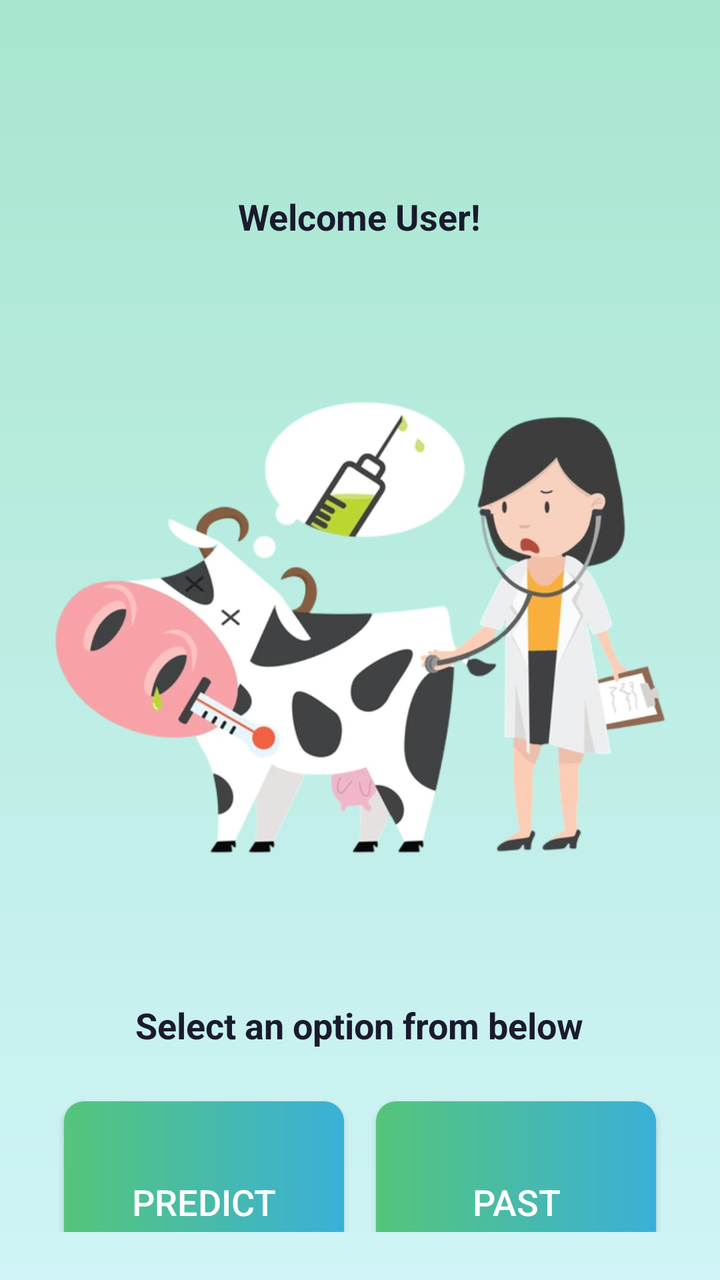
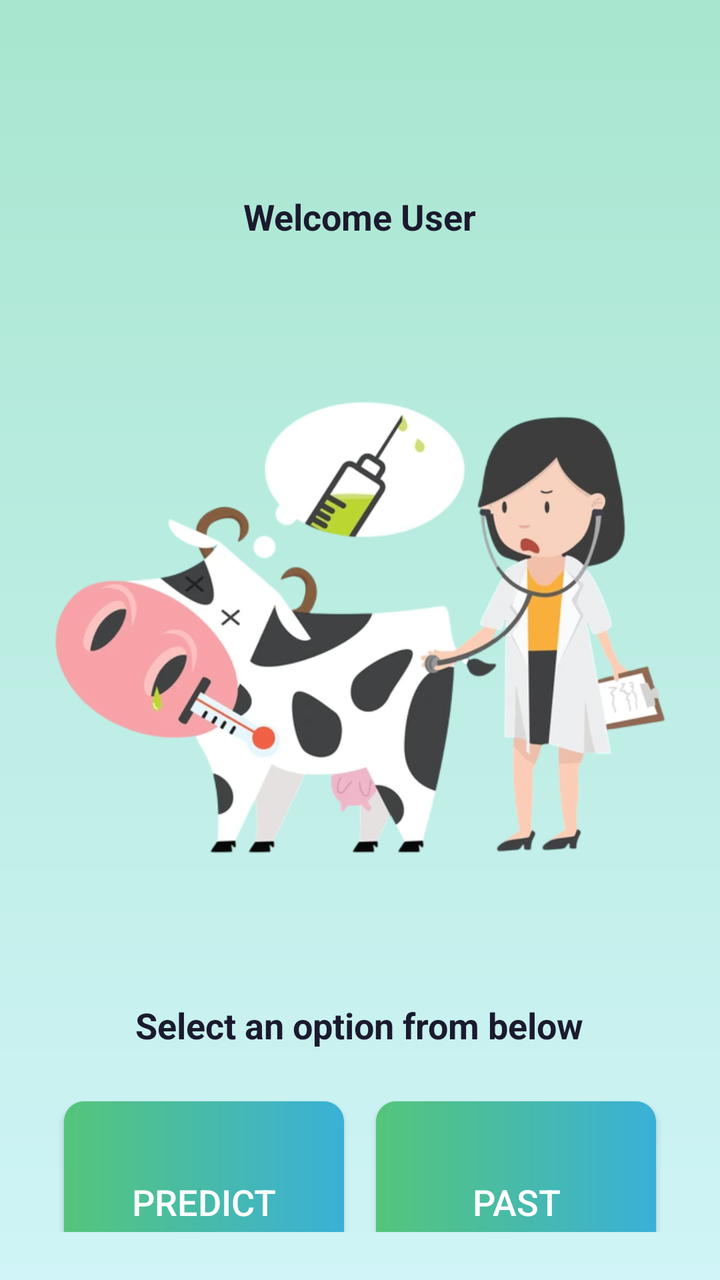

Compare the two renders of this Android layout. The source of the first and the diff that turns it into the second are given below.
<!-- AndroidManifest.xml: application theme Theme.AppCompat.Light.NoActionBar -->
<!-- res/layout/activity_home.xml -->
<androidx.drawerlayout.widget.DrawerLayout xmlns:android="http://schemas.android.com/apk/res/android"
    android:layout_width="match_parent"
    android:layout_height="match_parent"
    xmlns:app="http://schemas.android.com/apk/res-auto"
    android:id="@+id/drawer_layout">


    <RelativeLayout
        android:layout_width="match_parent"
        android:layout_height="match_parent"
        android:background="@drawable/gradient_background"
        android:padding="16dp">


        <androidx.appcompat.widget.Toolbar
            android:id="@+id/toolbar"
            android:layout_width="match_parent"
            android:layout_height="wrap_content"
            android:title="Cattle Disease Prediction"
            android:titleTextColor="@android:color/white" />


        <TextView
            android:id="@+id/nav_user_name"
            android:layout_width="wrap_content"
            android:layout_height="wrap_content"
            android:text="Welcome User!"
            android:textSize="18sp"
            android:textColor="@color/primary_text"
            android:layout_centerHorizontal="true"
            android:layout_marginTop="80dp"
            android:textStyle="bold" />


        <ImageView
            android:id="@+id/welcomeImageView"
            android:layout_width="400dp"
            android:layout_height="350dp"
            android:layout_below="@id/nav_user_name"
            android:layout_centerHorizontal="true"
            android:src="@drawable/background_image"
            android:layout_marginTop="20dp"/>
        <TextView
            android:id="@+id/SelectOption"
            android:layout_width="wrap_content"
            android:layout_height="wrap_content"
            android:text="Select an option from below"
            android:textSize="18sp"
            android:textColor="@color/primary_text"
            android:layout_below="@id/welcomeImageView"
            android:layout_centerHorizontal="true"
            android:layout_marginTop="10dp"
            android:textStyle="bold" />


        <GridLayout
            android:id="@+id/buttonGridLayout"
            android:layout_width="match_parent"
            android:layout_height="wrap_content"
            android:layout_below="@id/SelectOption"
            android:layout_marginTop="10dp"
            android:layout_centerHorizontal="true"
            android:columnCount="2"
            android:orientation="horizontal"
            android:padding="8dp"
            android:rowCount="2">


            <Button
                android:id="@+id/predictDiseaseButton"
                android:layout_width="0dp"
                android:layout_height="wrap_content"
                android:layout_rowWeight="1"
                android:layout_columnWeight="1"
                android:layout_margin="8dp"
                android:background="@drawable/button_background"
                android:text="Predict Disease"
                android:textColor="@android:color/white"
                android:textSize="18sp" />


            <Button
                android:id="@+id/pastPredictionsButton"
                android:layout_width="0dp"
                android:layout_height="wrap_content"
                android:layout_rowWeight="1"
                android:layout_columnWeight="1"
                android:layout_margin="8dp"
                android:background="@drawable/button_background"
                android:text="Past Predictions"
                android:textColor="@android:color/white"
                android:textSize="18sp" />


            <Button
                android:id="@+id/treatmentGuideButton"
                android:layout_width="0dp"
                android:layout_height="wrap_content"
                android:layout_rowWeight="1"
                android:layout_columnWeight="1"
                android:layout_margin="8dp"
                android:background="@drawable/button_background"
                android:text="Treatment Guide"
                android:textColor="@android:color/white"
                android:textSize="18sp" />


            <Button
                android:id="@+id/contactUsButton"
                android:layout_width="0dp"
                android:layout_height="wrap_content"
                android:layout_rowWeight="1"
                android:layout_columnWeight="1"
                android:layout_margin="8dp"
                android:background="@drawable/button_background"
                android:text="About Us"
                android:textColor="@android:color/white"
                android:textSize="18sp" />
        </GridLayout>

    </RelativeLayout>


    <com.google.android.material.navigation.NavigationView
        android:id="@+id/navigation_view"
        android:layout_width="wrap_content"
        android:layout_height="match_parent"
        android:layout_gravity="start"
        android:background="@android:color/white"
        app:menu="@menu/navigation_menu"
        app:headerLayout="@layout/drawer_header" />

</androidx.drawerlayout.widget.DrawerLayout>
<!-- res/layout/drawer_header.xml (included above) -->
<LinearLayout xmlns:android="http://schemas.android.com/apk/res/android"
    android:layout_width="match_parent"
    android:layout_height="200dp"
    android:orientation="vertical"
    android:background="@drawable/gradient_background"
    android:padding="16dp">

    <ImageView
        android:layout_width="wrap_content"
        android:layout_height="wrap_content"
        android:src="@drawable/logo"
        android:layout_gravity="center" />

</LinearLayout>
<!-- resources referenced by this layout -->
<resources>
  <color name="primary_text">#1A1A2E</color>
  <!-- drawable background_image: png bitmap (drawable, 164107 bytes) -->
  <!-- drawable button_background (drawable) -->
  <?xml version="1.0" encoding="utf-8"?>
  <shape xmlns:android="http://schemas.android.com/apk/res/android">
      <gradient
          android:startColor="#55C57A"
          android:endColor="#3AB0D8"
          android:angle="0">
  
      </gradient>
      
      <corners android:radius="10dp" /> 
  </shape>
  <!-- drawable gradient_background (drawable) -->
  <?xml version="1.0" encoding="utf-8"?>
  <shape xmlns:android="http://schemas.android.com/apk/res/android">
  <gradient
      android:type="linear"
      android:startColor="#A8E6CF"
      android:endColor="#D0F4F7"
  
      android:angle="40"/>
      <gradient/>
  </shape>
  <!-- drawable logo: png bitmap (drawable, 190907 bytes) -->
</resources>

<!-- the commit's change to res/layout/activity_home.xml (unified diff, before → after) -->
@@ -24,7 +24,7 @@
             android:id="@+id/nav_user_name"
             android:layout_width="wrap_content"
             android:layout_height="wrap_content"
-            android:text="Welcome User!"
+            android:text="Welcome User"
             android:textSize="18sp"
             android:textColor="@color/primary_text"
             android:layout_centerHorizontal="true"
